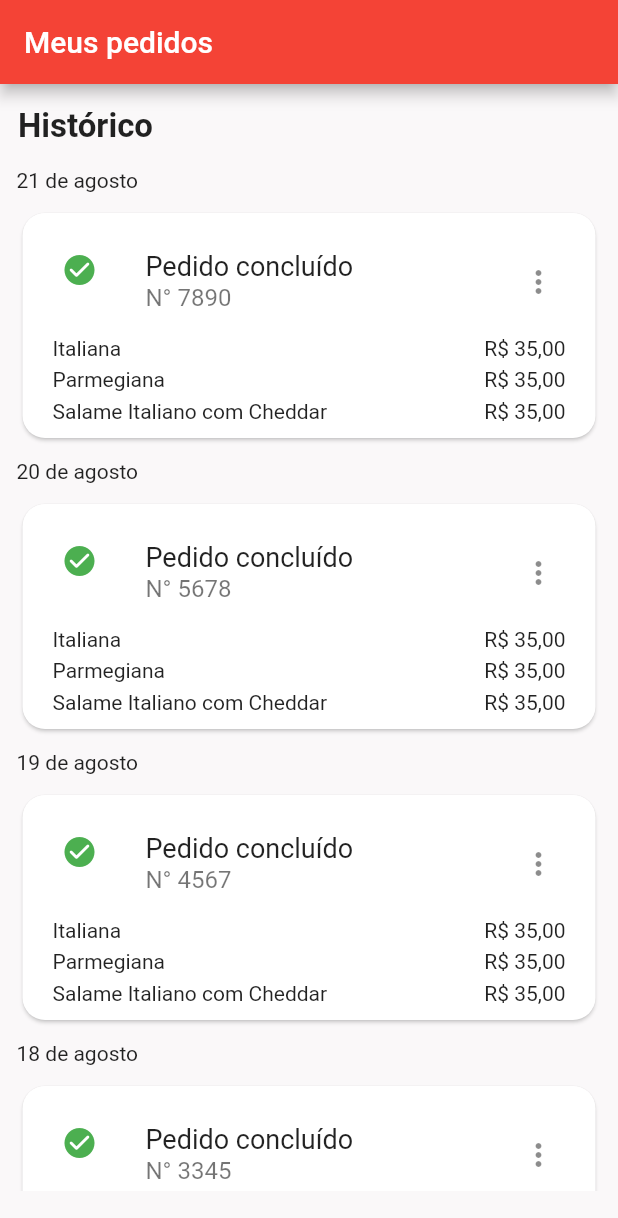
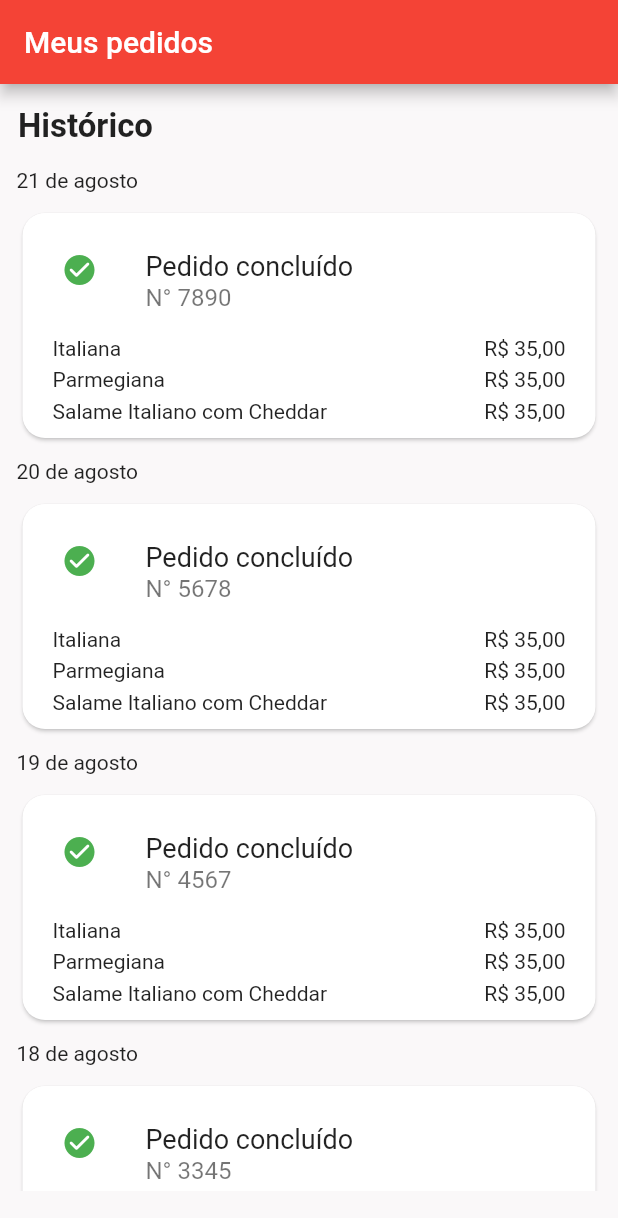
Before and after one commit to abrunaanunes/pizzaria-flutter, a Flutter app: the OrderPage screen opened directly, on a phone screen of 412 x 824 dp. Shown: the top 1218 px of the screen. Run offline on Flutter 3.47's test engine with Material 2 defaults, Android fonts, the phone set to English and light mode, and no system bars; our stand-ins replace badges, mask_text_input_formatter.

Commit message:
Ocultando botão mais detalhes do pedido

```diff
--- a/lib/src/pages/order/components/order_widget.dart
+++ b/lib/src/pages/order/components/order_widget.dart
@@ -55,7 +55,7 @@ class _OrderTileState extends State<OrderTile> {
                               fontSize: 16,
                             ),
                           ),
-                          trailing: const Icon(Icons.more_vert),
+                          // trailing: const Icon(Icons.more_vert),
                         ),
                         Padding(
                           padding: const EdgeInsets.symmetric(
```
